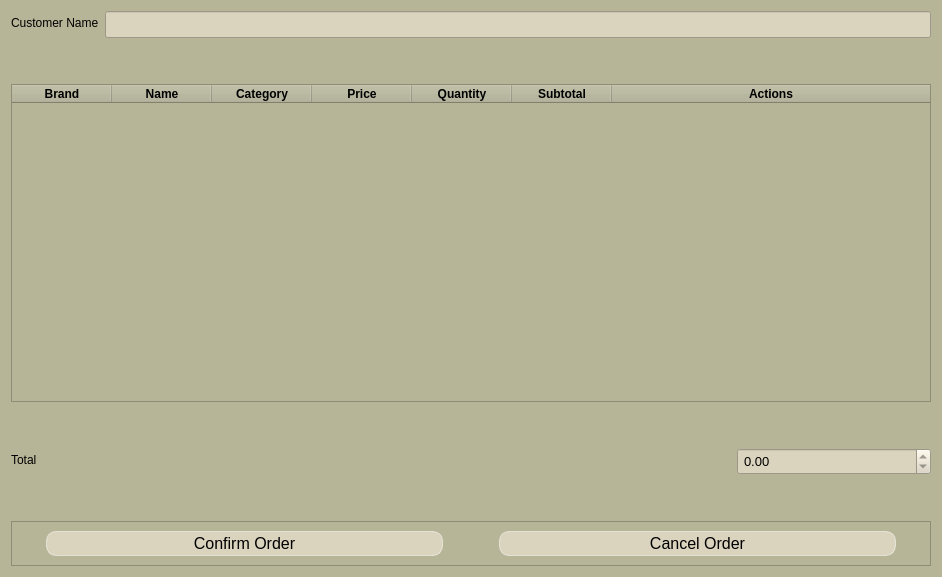
This is Final project3/orderDialog.ui in Rhainer13/IM-Project as Qt 5 draws it before an edit. The edited form follows.
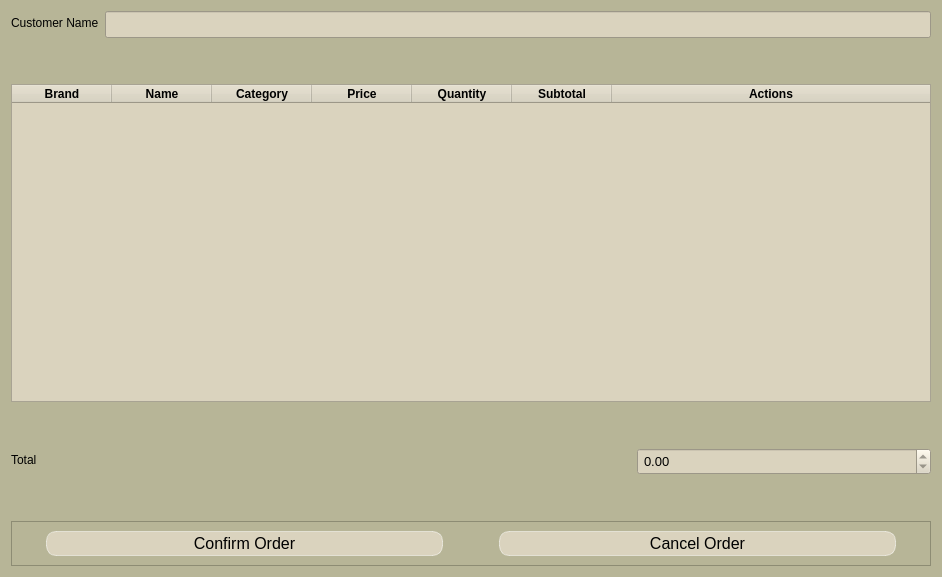
This is the edited form.

```diff
--- a/Final project3/orderDialog.ui
+++ b/Final project3/orderDialog.ui
@@ -79,7 +79,13 @@
    <item>
     <widget class="QTableWidget" name="cartTable">
      <property name="styleSheet">
-      <string notr="true"/>
+      <string notr="true">QWidget {
+
+    background-color: rgb(218, 211, 190);
+    font: 700 9pt &quot;Segoe UI&quot;;
+    color: black; /* Sets the font color to black */
+}
+</string>
      </property>
      <property name="editTriggers">
       <set>QAbstractItemView::NoEditTriggers</set>
@@ -183,8 +189,17 @@
    </item>
    <item>
     <layout class="QFormLayout" name="formLayout_2">
+     <property name="labelAlignment">
+      <set>Qt::AlignRight|Qt::AlignTrailing|Qt::AlignVCenter</set>
+     </property>
+     <property name="formAlignment">
+      <set>Qt::AlignRight|Qt::AlignTop|Qt::AlignTrailing</set>
+     </property>
      <property name="horizontalSpacing">
-      <number>700</number>
+      <number>600</number>
+     </property>
+     <property name="verticalSpacing">
+      <number>6</number>
      </property>
      <item row="0" column="0">
       <widget class="QLabel" name="label_2">
```
